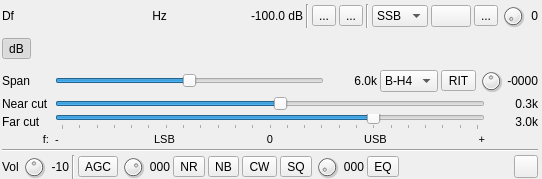
Qt form plugins/channelrx/wdsprx/wdsprxgui.ui (f4exb/sdrangel) before a commit.
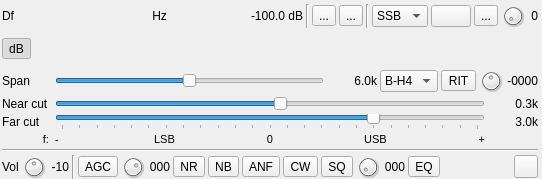
The same form after that commit. Icons and pictures are not drawn. Custom widgets are drawn as their Qt base class.

```diff
--- a/plugins/channelrx/wdsprx/wdsprxgui.ui
+++ b/plugins/channelrx/wdsprx/wdsprxgui.ui
@@ -989,6 +989,19 @@
         </property>
        </widget>
       </item>
+      <item>
+       <widget class="ButtonSwitch" name="anf">
+        <property name="toolTip">
+         <string>Toggle Automatic Notch Filter</string>
+        </property>
+        <property name="text">
+         <string>ANF</string>
+        </property>
+        <property name="checkable">
+         <bool>true</bool>
+        </property>
+       </widget>
+      </item>
       <item>
        <widget class="ButtonSwitch" name="cwPeaking">
         <property name="toolTip">
```
Left out of the diff: 4 changed lines with no effect on the pictures.
